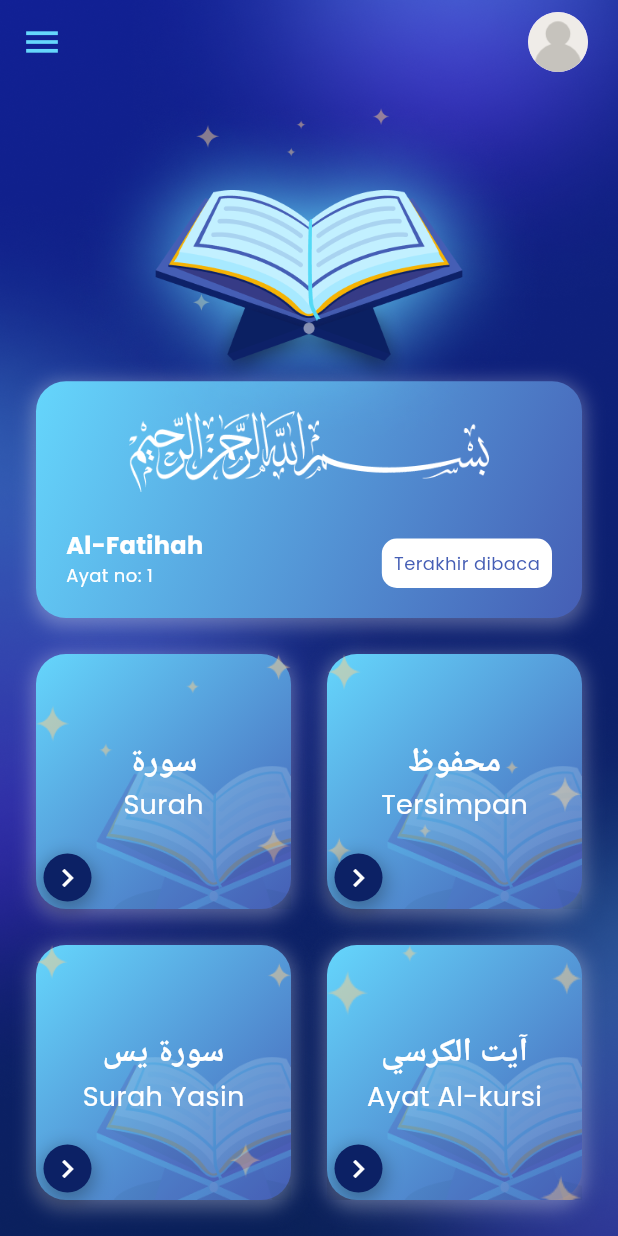
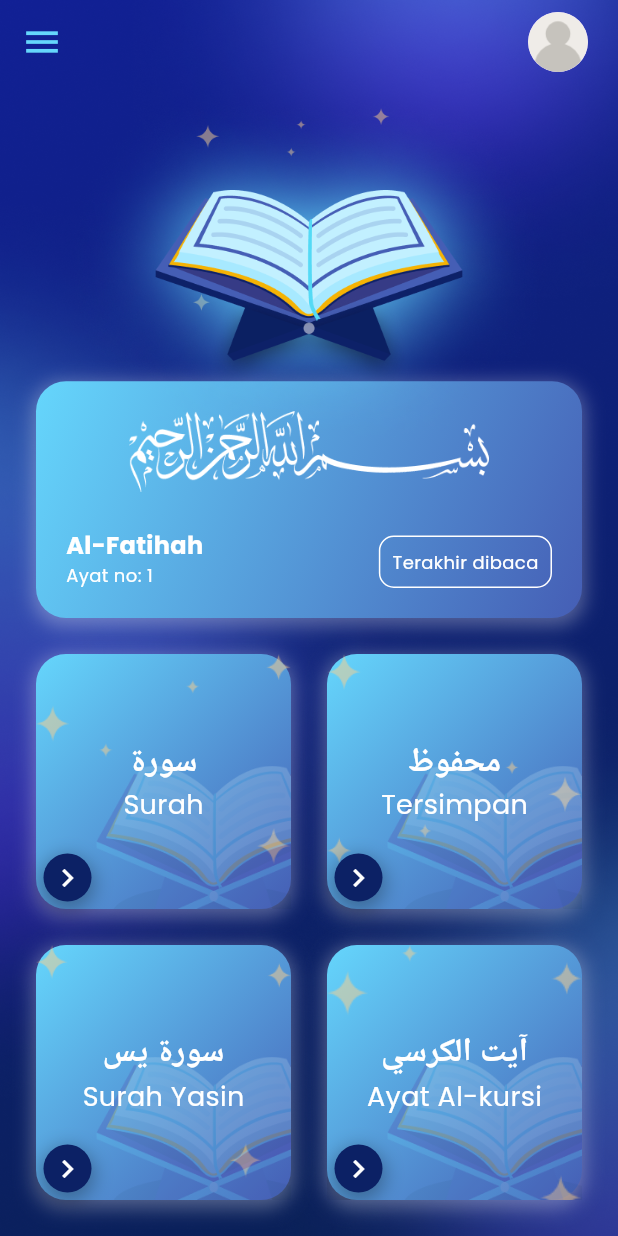
Before and after one commit to rakafebriansy/quran-kareem, a Flutter app: the screen it shows after launch, on a phone screen of 412 x 824 dp. Run offline on Flutter 3.47's test engine with Material 3 defaults, Android fonts, the phone set to English and light mode, and no system bars; our stand-ins replace dio, flutter_dotenv, get, google_fonts, just_audio, share_plus and 1 more.

Commit message:
feat: surah yasin

```diff
--- a/lib/app/modules/home/views/home_view.dart
+++ b/lib/app/modules/home/views/home_view.dart
@@ -94,14 +94,17 @@ class HomeView extends GetView<HomeController> {
                                   ),
                                   Container(
                                     decoration: BoxDecoration(
-                                      color: Colors.white,
+                                      border: Border.all(
+                                        width: 1,
+                                        color: Colors.white,
+                                      ),
                                       borderRadius: BorderRadius.circular(10),
                                     ),
                                     padding: EdgeInsets.all(8),
                                     child: Text(
                                       'Terakhir dibaca',
                                       style: GoogleFonts.poppins(
-                                        color: ColorConstants.darkShapeColor,
+                                        color: Colors.white,
                                         fontWeight: FontWeight.w400,
                                         fontSize: 12,
                                       ),
@@ -142,7 +145,9 @@ class HomeView extends GetView<HomeController> {
                               gradient: ColorConstants.cardGradient,
                               arabicTitle: 'سورة يس',
                               latinTitle: 'Surah Yasin',
-                              onPressed: () {},
+                              onPressed:
+                                  () =>
+                                      Get.toNamed(Routes.SURAH, arguments: 36),
                             ),
                             CardMenu(
                               count: 4,
--- a/lib/app/modules/surah/views/surah_view.dart
+++ b/lib/app/modules/surah/views/surah_view.dart
@@ -92,7 +92,7 @@ class SurahView extends GetView<SurahController> {
                                           style: GoogleFonts.poppins(
                                             color: Colors.white,
                                             fontWeight: FontWeight.bold,
-                                            fontSize: 32,
+                                            fontSize: 28,
                                           ),
                                         ),
                                         Text(
@@ -100,7 +100,7 @@ class SurahView extends GetView<SurahController> {
                                           style: GoogleFonts.poppins(
                                             color: Colors.white,
                                             fontWeight: FontWeight.w600,
-                                            fontSize: 16,
+                                            fontSize: 12,
                                           ),
                                         ),
                                         Text(
@@ -108,7 +108,7 @@ class SurahView extends GetView<SurahController> {
                                           style: GoogleFonts.poppins(
                                             color: Colors.white,
                                             fontWeight: FontWeight.w500,
-                                            fontSize: 14,
+                                            fontSize: 12,
                                           ),
                                         ),
                                       ],
```
